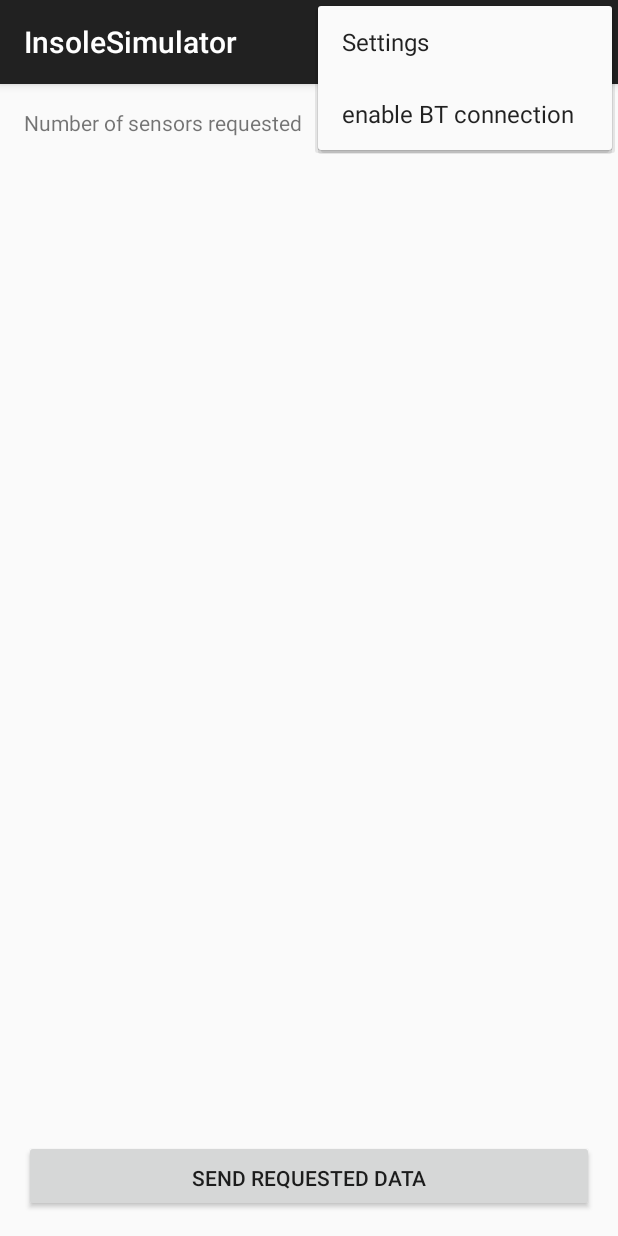
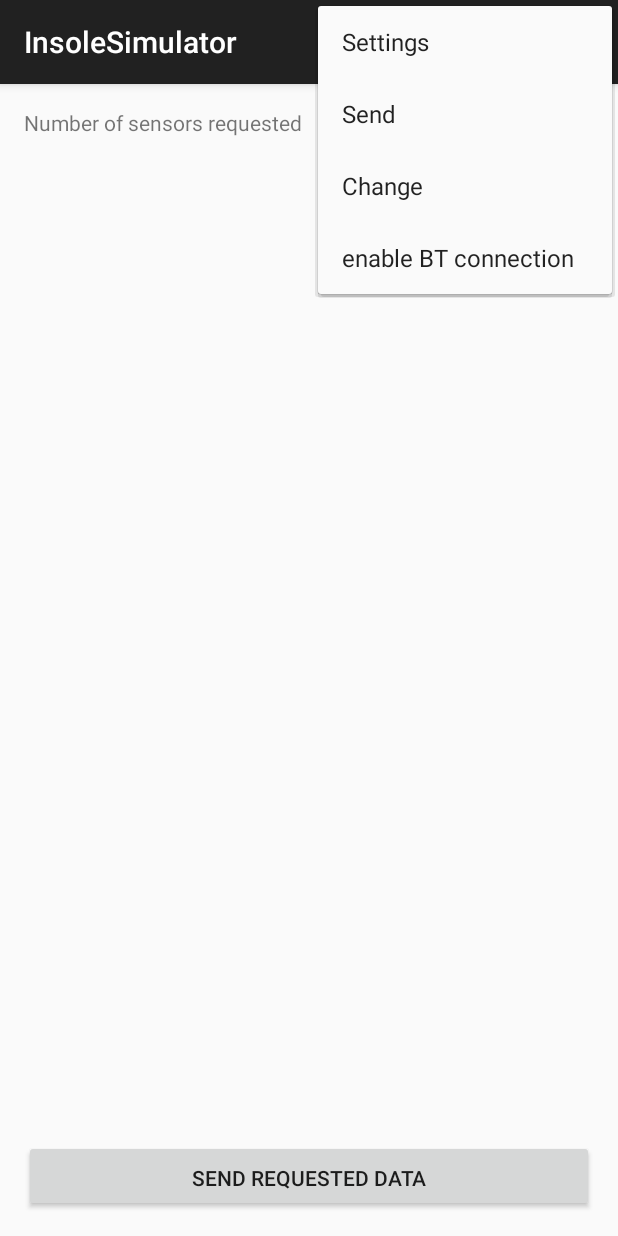
Before and after one commit to AnasNEJMI/AppServer, an Android app: the screen it shows after launch (MainActivity), with the options menu open, on a phone screen of 412 x 824 dp. Run offline under Robolectric (Android 15) with nearby library versions, the phone set to English and light mode, and no system bars.

Commit message:
commit
reconfigure all the missing parts

```diff
--- a/app/src/main/java/com/duster/fr/datasender/MainActivity.java
+++ b/app/src/main/java/com/duster/fr/datasender/MainActivity.java
@@ -68,7 +68,7 @@ public class MainActivity extends ActionBarActivity {
                     byte[] readBuf = (byte[]) msg.obj;
                     // construct a string from the valid bytes in the buffer
                     String readMessage = new String(readBuf, 0, msg.arg1);
-                    //mConversationArrayAdapter.add(mConnectedDeviceName+":  " + readMessage);
+                    textView.setText(readMessage);
                     break;
                 case MESSAGE_DEVICE_NAME:
                     // save the connected device's name
--- a/app/src/main/res/menu/menu_main.xml
+++ b/app/src/main/res/menu/menu_main.xml
@@ -9,12 +9,12 @@
     <item android:id="@+id/action_send"
         android:title="@string/action_send"
         android:orderInCategory="1"
-        app:showAsAction="always" />
+        app:showAsAction="never" />
 
     <item android:id="@+id/action_change"
         android:title="@string/action_change"
         android:orderInCategory="2"
-        app:showAsAction="always" />
+        app:showAsAction="never" />
 
     <item android:id="@+id/action_make_discoverable"
         android:title="@string/action_make_discoverable"
```
